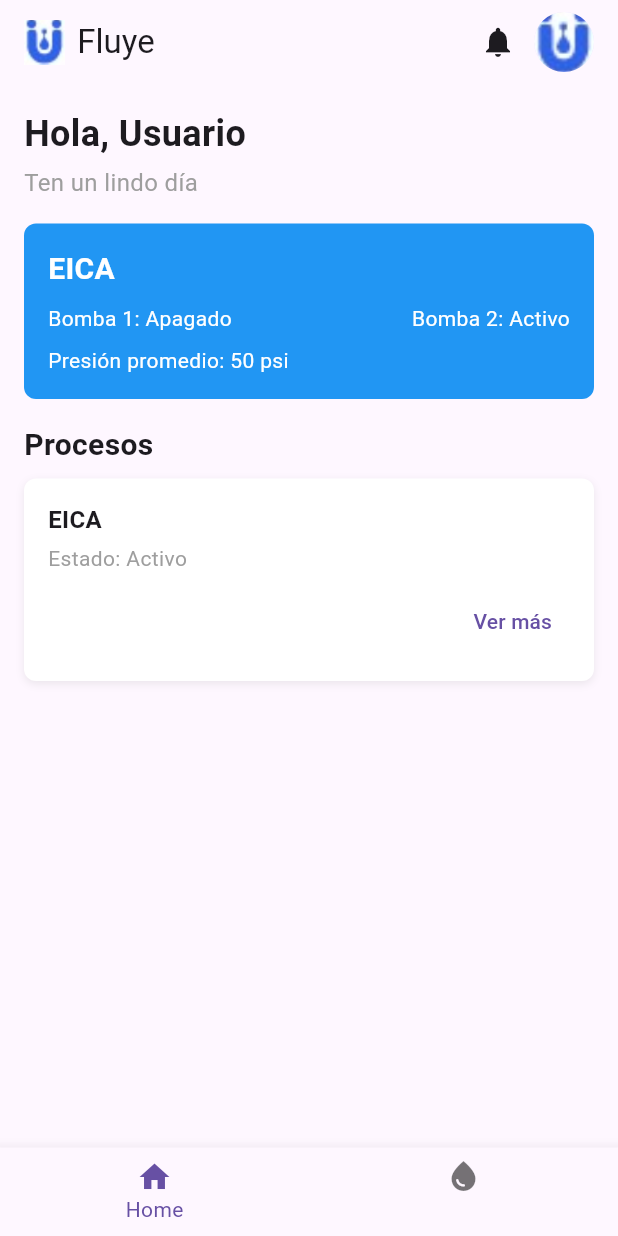
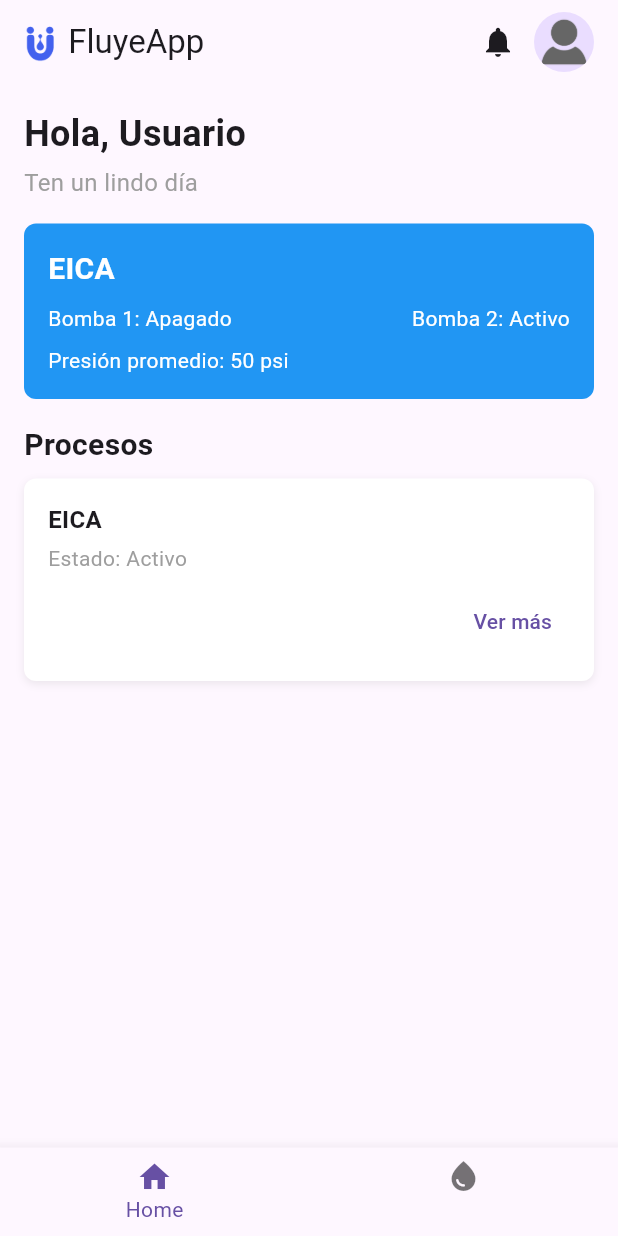
Before and after one commit to Ezuchu/FluyeApp, a Flutter app: the screen it shows after launch, on a phone screen of 412 x 824 dp. Run offline on Flutter 3.47's test engine with Material 3 defaults, Android fonts, the phone set to English and light mode, and no system bars.

```diff
--- a/lib/home_page.dart
+++ b/lib/home_page.dart
@@ -42,11 +42,11 @@ class TabPage1 extends StatelessWidget {
             Row(
               children: [
                 Image.asset(
-                  'assets/logo.png', // Ajusta esta ruta al logo de tu aplicación.
+                  'assets/logo-udoteclabedit.png', // Ajusta esta ruta al logo de tu aplicación.
                   height: 30,
                 ),
                 const SizedBox(width: 8),
-                const Text('Fluye'),
+                const Text('FluyeApp'),
               ],
             ),
             Row(
@@ -56,7 +56,7 @@ class TabPage1 extends StatelessWidget {
                   onPressed: () {},
                 ),
                 CircleAvatar(
-                  backgroundImage: AssetImage('assets/profile.jpg'), // Ajusta esta ruta a la imagen del perfil.
+                  backgroundImage: AssetImage('assets/profile.png'), // Ajusta esta ruta a la imagen del perfil.
                 ),
               ],
             ),
--- a/pubspec.yaml
+++ b/pubspec.yaml
@@ -55,8 +55,8 @@ dev_dependencies:
 flutter:
 
   assets:
-      - assets/profile.jpg
-      - assets/logo.png
+      - assets/profile.png
+      - assets/logo-udoteclabedit.png
 
   # The following line ensures that the Material Icons font is
   # included with your application, so that you can use the icons in
```
Also changed, not shown: assets/logo-udoteclabedit.png (added), assets/logo.png (deleted), assets/logoMain.png (added), assets/profile.jpg (deleted), assets/profile.png (added).
